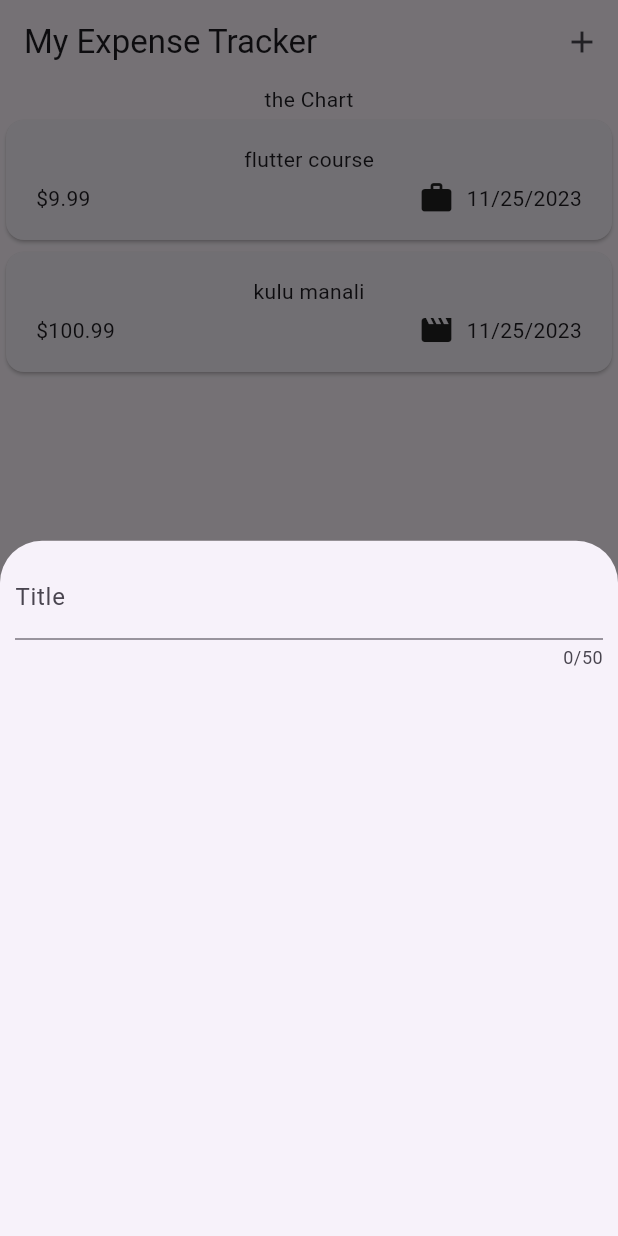
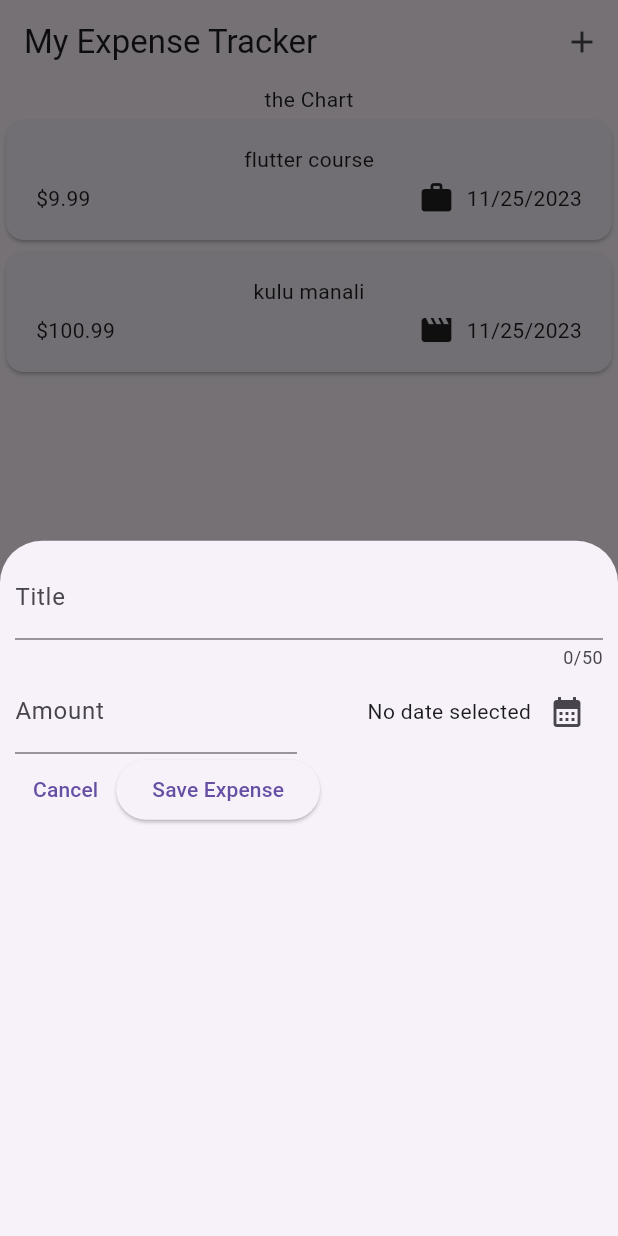
Before and after one commit to ziyadkadekara/expense_tracker_flutter, a Flutter app: the screen it shows after launch, after a tap on the "add" icon, on a phone screen of 412 x 824 dp. Run offline on Flutter 3.47's test engine with Material 2 defaults, Android fonts, the phone set to English and light mode, and no system bars.

Commit message:
updated to date piker

```diff
--- a/lib/widgets/new_expense.dart
+++ b/lib/widgets/new_expense.dart
@@ -1,4 +1,5 @@
 import 'package:flutter/material.dart';
+import 'package:expense_tracker/models/expense.dart';
 
 class NewExpense extends StatefulWidget {
   const NewExpense({super.key});
@@ -9,14 +10,95 @@ class NewExpense extends StatefulWidget {
 }
 
 class _NewExpenseState extends State<NewExpense> {
+  // var _enteredTitle = '';
+
+  // void _saveTitleInput(String inputValue) {
+  //   _enteredTitle = inputValue;
+  // }
+  final _titleController = TextEditingController();
+  final _amountController = TextEditingController();
+  DateTime? _selectedDate;
+
+  void _presentDatePicker() async {
+    final now = DateTime.now();
+    final firstDate = DateTime(now.year - 1, now.month, now.day);
+    final pickedDate = await showDatePicker(
+      context: context,
+      initialDate: now,
+      firstDate: firstDate,
+      lastDate: now,
+    );
+    setState(() {
+      _selectedDate = pickedDate;
+    });
+  }
+
+  @override
+  void dispose() {
+    _titleController.dispose();
+    _amountController.dispose();
+    super.dispose();
+  }
+
   @override
   Widget build(BuildContext context) {
-    return const Padding(
-      padding: EdgeInsets.all(10),
+    return Padding(
+      padding: const EdgeInsets.all(10),
       child: Column(children: [
         TextField(
+          // onChanged: _saveTitleInput,
+          controller: _titleController,
           maxLength: 50,
-          decoration: InputDecoration(label: Text('Title')),
+          decoration: const InputDecoration(
+            label: Text('Title'),
+          ),
+        ),
+        Row(
+          children: [
+            Expanded(
+              child: TextField(
+                // onChanged: _saveTitleInput,
+                controller: _amountController,
+                keyboardType: TextInputType.number,
+                decoration: const InputDecoration(
+                  prefixText: '\$ ',
+                  label: Text('Amount'),
+                ),
+              ),
+            ),
+            const SizedBox(width: 16),
+            Expanded(
+              child: Row(
+                mainAxisAlignment: MainAxisAlignment.end,
+                crossAxisAlignment: CrossAxisAlignment.center,
+                children: [
+                  Text(_selectedDate == null
+                      ? 'No date selected'
+                      : formatter.format(_selectedDate!)),
+                  IconButton(
+                    onPressed: _presentDatePicker,
+                    icon: const Icon(Icons.calendar_month),
+                  )
+                ],
+              ),
+            ),
+          ],
+        ),
+        Row(
+          children: [
+            TextButton(
+              onPressed: () {
+                Navigator.pop(context);
+              },
+              child: const Text('Cancel'),
+            ),
+            ElevatedButton(
+              onPressed: () {
+                print(_titleController.text);
+              },
+              child: const Text('Save Expense'),
+            )
+          ],
         )
       ]),
     );
```
